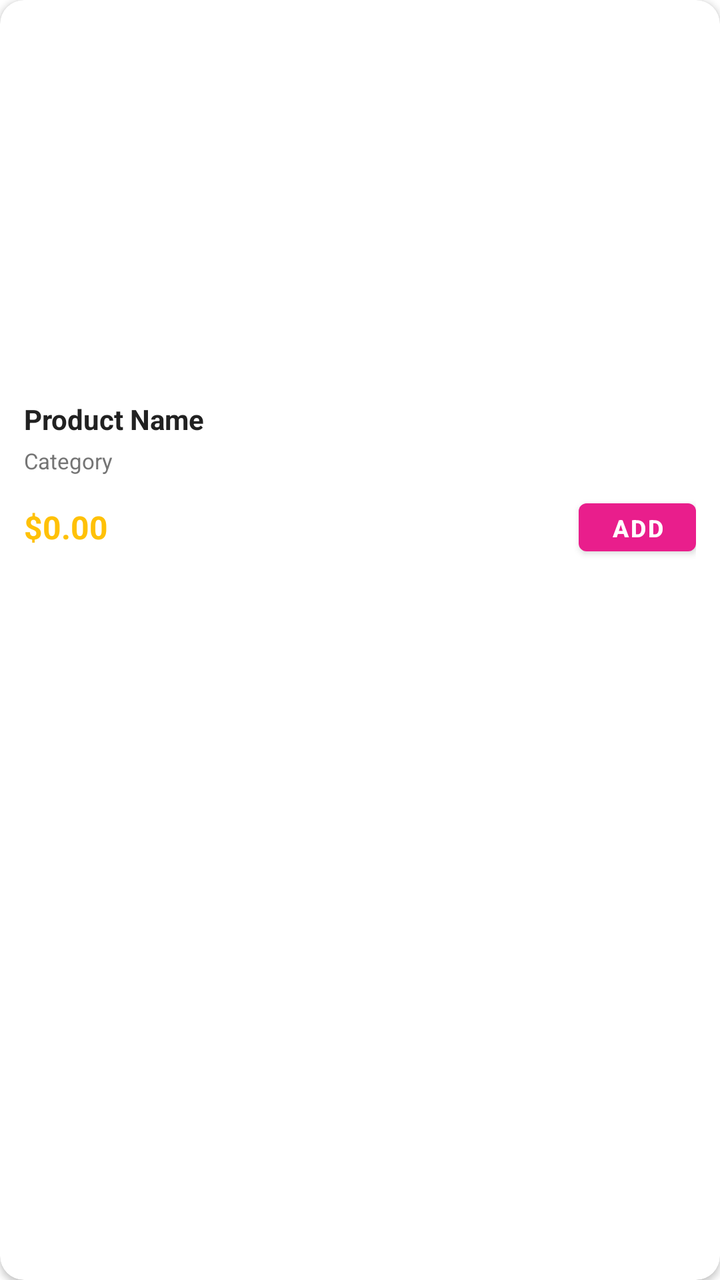
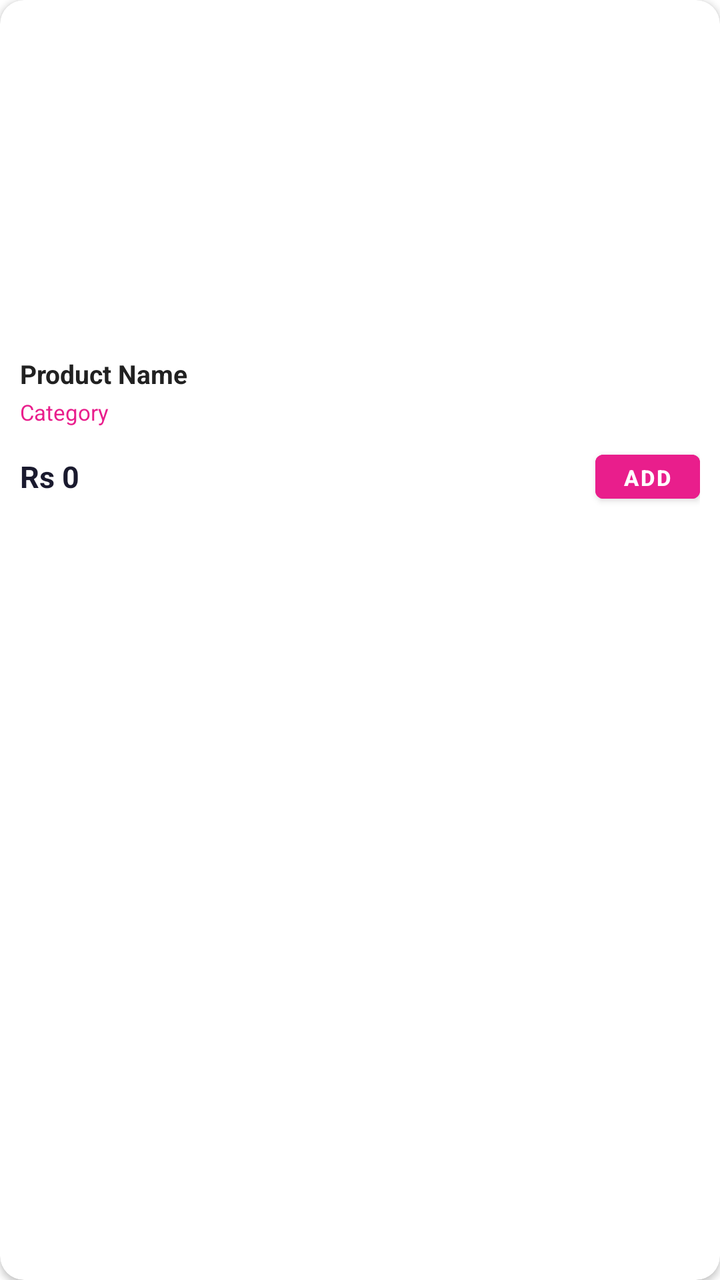

The first picture is an Android layout as it rendered before a commit; the second is the same layout after the commit. The layout source and the unified diff follow.
<!-- AndroidManifest.xml: application theme Theme.Stylica -->
<!-- res/layout/item_product.xml -->
<?xml version="1.0" encoding="utf-8"?>
<androidx.cardview.widget.CardView xmlns:android="http://schemas.android.com/apk/res/android"
    xmlns:app="http://schemas.android.com/apk/res-auto"
    android:layout_width="match_parent"
    android:layout_height="wrap_content"
    android:layout_margin="6dp"
    app:cardCornerRadius="12dp"
    app:cardElevation="2dp"
    app:cardBackgroundColor="@android:color/white">

    <LinearLayout
        android:layout_width="match_parent"
        android:layout_height="wrap_content"
        android:orientation="vertical"
        android:padding="12dp">

        
        <androidx.cardview.widget.CardView
            android:layout_width="match_parent"
            android:layout_height="180dp"
            app:cardCornerRadius="8dp"
            app:cardElevation="0dp"
            android:layout_marginBottom="8dp">

            <ImageView
                android:id="@+id/imageViewProduct"
                android:layout_width="match_parent"
                android:layout_height="match_parent"
                android:scaleType="centerCrop"
                android:contentDescription="Product Image" />

        </androidx.cardview.widget.CardView>

        
        <TextView
            android:id="@+id/textViewProductName"
            android:layout_width="match_parent"
            android:layout_height="wrap_content"
            android:text="Product Name"
            android:textSize="14sp"
            android:textStyle="bold"
            android:textColor="#212121"
            android:maxLines="2"
            android:ellipsize="end"
            android:layout_marginBottom="4dp" />

        
        <TextView
            android:id="@+id/textViewProductCategory"
            android:layout_width="wrap_content"
            android:layout_height="wrap_content"
            android:text="Category"
            android:textSize="11sp"
            android:textColor="#757575"
            android:maxLines="1"
            android:ellipsize="end"
            android:layout_marginBottom="8dp" />

        
        <LinearLayout
            android:layout_width="match_parent"
            android:layout_height="wrap_content"
            android:orientation="horizontal"
            android:gravity="center_vertical">

            
            <TextView
                android:id="@+id/textViewProductPrice"
                android:layout_width="0dp"
                android:layout_height="wrap_content"
                android:layout_weight="1"
                android:text="$0.00"
                android:textColor="#FFC107"
                android:textSize="16sp"
                android:textStyle="bold" />

            
            <Button
                android:id="@+id/buttonAddToCart"
                android:layout_width="wrap_content"
                android:layout_height="36dp"
                android:text="ADD"
                android:textSize="12sp"
                android:textStyle="bold"
                android:paddingStart="16dp"
                android:paddingEnd="16dp"
                android:minWidth="0dp"
                android:minHeight="0dp"
                style="@style/Widget.MaterialComponents.Button" />

        </LinearLayout>

    </LinearLayout>

</androidx.cardview.widget.CardView>
<!-- resources referenced by this layout -->
<resources>
  <style name="Theme.Stylica" parent="Theme.MaterialComponents.Light.NoActionBar">
          <item name="colorPrimary">@color/primary</item>
          <item name="colorPrimaryVariant">@color/primary_dark</item>
          <item name="colorOnPrimary">@color/white</item>
          <item name="colorSecondary">@color/accent</item>
          <item name="colorSecondaryVariant">@color/accent</item>
          <item name="colorOnSecondary">@color/white</item>
          <item name="android:statusBarColor">@color/primary_dark</item>
      </style>
  <color name="primary">#E91E8C</color>
  <color name="primary_dark">#C2185B</color>
  <color name="white">#FFFFFFFF</color>
  <color name="accent">#FF6B9D</color>
</resources>

<!-- the commit's change to res/layout/item_product.xml (unified diff, before → after) -->
@@ -12,24 +12,48 @@
         android:layout_width="match_parent"
         android:layout_height="wrap_content"
         android:orientation="vertical"
-        android:padding="12dp">
+        android:padding="10dp">
 
         
-        <androidx.cardview.widget.CardView
+        <FrameLayout
             android:layout_width="match_parent"
-            android:layout_height="180dp"
-            app:cardCornerRadius="8dp"
-            app:cardElevation="0dp"
+            android:layout_height="160dp"
             android:layout_marginBottom="8dp">
 
-            <ImageView
-                android:id="@+id/imageViewProduct"
+            <androidx.cardview.widget.CardView
                 android:layout_width="match_parent"
                 android:layout_height="match_parent"
-                android:scaleType="centerCrop"
-                android:contentDescription="Product Image" />
+                app:cardCornerRadius="8dp"
+                app:cardElevation="0dp">
 
-        </androidx.cardview.widget.CardView>
+                <ImageView
+                    android:id="@+id/imageViewProduct"
+                    android:layout_width="match_parent"
+                    android:layout_height="match_parent"
+                    android:scaleType="centerCrop"
+                    android:contentDescription="Product Image" />
+
+            </androidx.cardview.widget.CardView>
+
+            
+            <TextView
+                android:id="@+id/textViewSaleBadge"
+                android:layout_width="wrap_content"
+                android:layout_height="wrap_content"
+                android:text="50% OFF"
+                android:textSize="10sp"
+                android:textStyle="bold"
+                android:textColor="#FFFFFF"
+                android:background="@drawable/bg_button_primary"
+                android:paddingStart="8dp"
+                android:paddingEnd="8dp"
+                android:paddingTop="3dp"
+                android:paddingBottom="3dp"
+                android:layout_gravity="top|end"
+                android:layout_margin="6dp"
+                android:visibility="gone" />
+
+        </FrameLayout>
 
         
         <TextView
@@ -37,12 +61,12 @@
             android:layout_width="match_parent"
             android:layout_height="wrap_content"
             android:text="Product Name"
-            android:textSize="14sp"
+            android:textSize="13sp"
             android:textStyle="bold"
             android:textColor="#212121"
             android:maxLines="2"
             android:ellipsize="end"
-            android:layout_marginBottom="4dp" />
+            android:layout_marginBottom="3dp" />
 
         
         <TextView
@@ -51,9 +75,7 @@
             android:layout_height="wrap_content"
             android:text="Category"
             android:textSize="11sp"
-            android:textColor="#757575"
-            android:maxLines="1"
-            android:ellipsize="end"
+            android:textColor="#E91E8C"
             android:layout_marginBottom="8dp" />
 
         
@@ -63,27 +85,27 @@
             android:orientation="horizontal"
             android:gravity="center_vertical">
 
-            
             <TextView
                 android:id="@+id/textViewProductPrice"
                 android:layout_width="0dp"
                 android:layout_height="wrap_content"
                 android:layout_weight="1"
-                android:text="$0.00"
-                android:textColor="#FFC107"
-                android:textSize="16sp"
+                android:text="Rs 0"
+                android:textColor="#1A1A2E"
+                android:textSize="15sp"
                 android:textStyle="bold" />
 
-            
             <Button
                 android:id="@+id/buttonAddToCart"
                 android:layout_width="wrap_content"
-                android:layout_height="36dp"
+                android:layout_height="34dp"
                 android:text="ADD"
-                android:textSize="12sp"
+                android:textSize="11sp"
                 android:textStyle="bold"
-                android:paddingStart="16dp"
-                android:paddingEnd="16dp"
+                android:textColor="#FFFFFF"
+                android:backgroundTint="#E91E8C"
+                android:paddingStart="14dp"
+                android:paddingEnd="14dp"
                 android:minWidth="0dp"
                 android:minHeight="0dp"
                 style="@style/Widget.MaterialComponents.Button" />
<!-- resource entries referenced after the edit -->
@@ -1,5 +1,16 @@
 <!-- resources referenced by this layout -->
 <resources>
+  <!-- drawable bg_button_primary (drawable) -->
+  <?xml version="1.0" encoding="utf-8"?>
+  <shape xmlns:android="http://schemas.android.com/apk/res/android"
+      android:shape="rectangle">
+      <gradient
+          android:startColor="#E91E8C"
+          android:endColor="#C2185B"
+          android:angle="0"
+          android:type="linear" />
+      <corners android:radius="12dp" />
+  </shape>
   <style name="Theme.Stylica" parent="Theme.MaterialComponents.Light.NoActionBar">
           <item name="colorPrimary">@color/primary</item>
           <item name="colorPrimaryVariant">@color/primary_dark</item>
